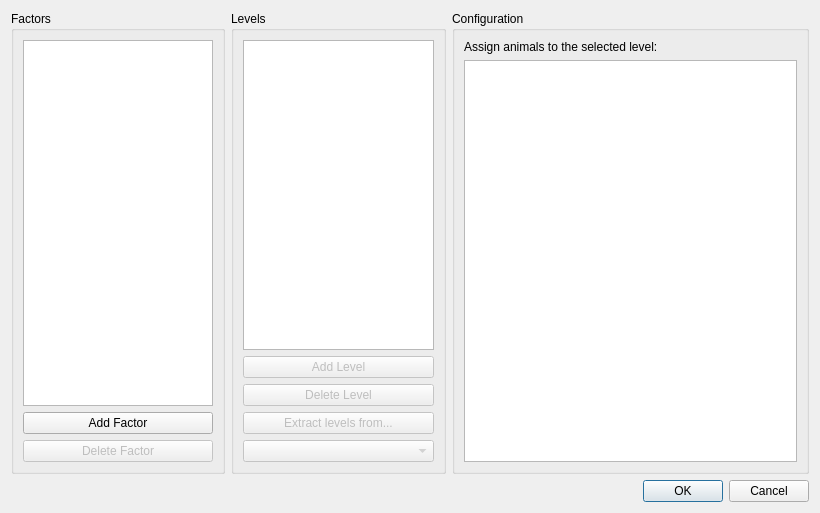
Old version of the form tse_analytics/views/factors/factors_dialog.ui in the repository TSE-Systems/tse-analytics.
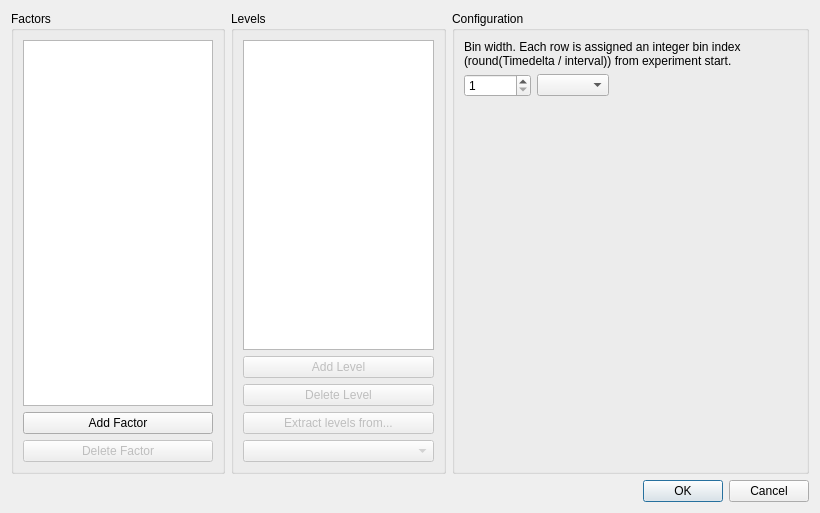
New version of the form. The open tabs and pages were chosen to show the change. Icons and pictures are not drawn.

Commit message: WIP: Conversion of Bin column into a within-subject factor.

Diff of the .ui file:
```diff
--- a/tse_analytics/views/factors/factors_dialog.ui
+++ b/tse_analytics/views/factors/factors_dialog.ui
@@ -361,6 +361,88 @@
             </item>
            </layout>
           </widget>
+          <widget class="QWidget" name="pageTimeInterval">
+           <layout class="QVBoxLayout" name="verticalLayoutTimeInterval">
+            <property name="leftMargin">
+             <number>0</number>
+            </property>
+            <property name="topMargin">
+             <number>0</number>
+            </property>
+            <property name="rightMargin">
+             <number>0</number>
+            </property>
+            <property name="bottomMargin">
+             <number>0</number>
+            </property>
+            <item>
+             <widget class="QLabel" name="labelTimeIntervalHint">
+              <property name="text">
+               <string>Bin width. Each row is assigned an integer bin index (round(Timedelta / interval)) from experiment start.</string>
+              </property>
+              <property name="wordWrap">
+               <bool>true</bool>
+              </property>
+             </widget>
+            </item>
+            <item>
+             <layout class="QHBoxLayout" name="horizontalLayoutTimeInterval">
+              <item>
+               <widget class="QSpinBox" name="spinBoxIntervalValue">
+                <property name="minimum">
+                 <number>1</number>
+                </property>
+                <property name="maximum">
+                 <number>1000000</number>
+                </property>
+                <property name="value">
+                 <number>1</number>
+                </property>
+               </widget>
+              </item>
+              <item>
+               <widget class="QComboBox" name="comboBoxIntervalUnit"/>
+              </item>
+              <item>
+               <spacer name="horizontalSpacerTimeInterval">
+                <property name="orientation">
+                 <enum>Qt::Orientation::Horizontal</enum>
+                </property>
+                <property name="sizeHint" stdset="0">
+                 <size>
+                  <width>40</width>
+                  <height>20</height>
+                 </size>
+                </property>
+               </spacer>
+              </item>
+             </layout>
+            </item>
+            <item>
+             <widget class="QLabel" name="labelTimeIntervalCaloWarning">
+              <property name="text">
+               <string/>
+              </property>
+              <property name="wordWrap">
+               <bool>true</bool>
+              </property>
+             </widget>
+            </item>
+            <item>
+             <spacer name="verticalSpacerTimeInterval">
+              <property name="orientation">
+               <enum>Qt::Orientation::Vertical</enum>
+              </property>
+              <property name="sizeHint" stdset="0">
+               <size>
+                <width>20</width>
+                <height>40</height>
+               </size>
+              </property>
+             </spacer>
+            </item>
+           </layout>
+          </widget>
          </widget>
         </item>
        </layout>
```
The commit also changes 18 other files.
